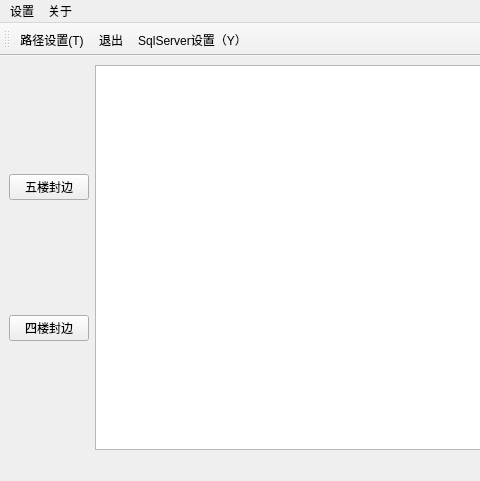
Above: foreEnd/index.ui from lovelyx/EdgeBandingProcedure before the change; both pictures show x 0 to 480 and y 0 to 481 of the 710 by 481 pixel window. Below: the same form after it.
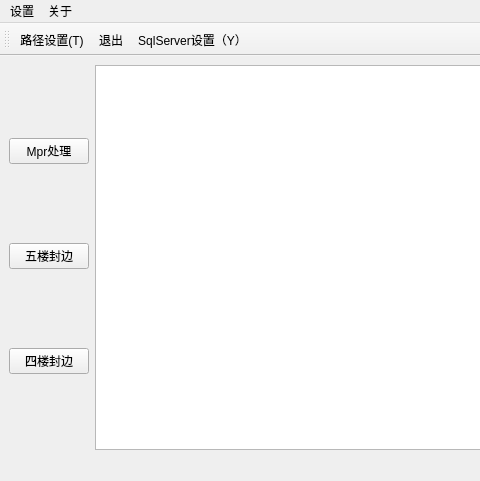
That is the form after the change. Icons and pictures are not drawn.

Commit message: 算法优化,代码整理,新增mpr处理

Patch:
```diff
--- a/foreEnd/index.ui
+++ b/foreEnd/index.ui
@@ -23,6 +23,13 @@
      <layout class="QHBoxLayout" name="horizontalLayout">
       <item>
        <layout class="QVBoxLayout" name="verticalLayout">
+        <item>
+         <widget class="QPushButton" name="MprProcessing">
+          <property name="text">
+           <string>Mpr处理</string>
+          </property>
+         </widget>
+        </item>
         <item>
          <widget class="QPushButton" name="Buttonbanding2">
           <property name="text">
```
Left out of the diff: 2 changed lines with no effect on the pictures. The commit also changes 9 other files.
